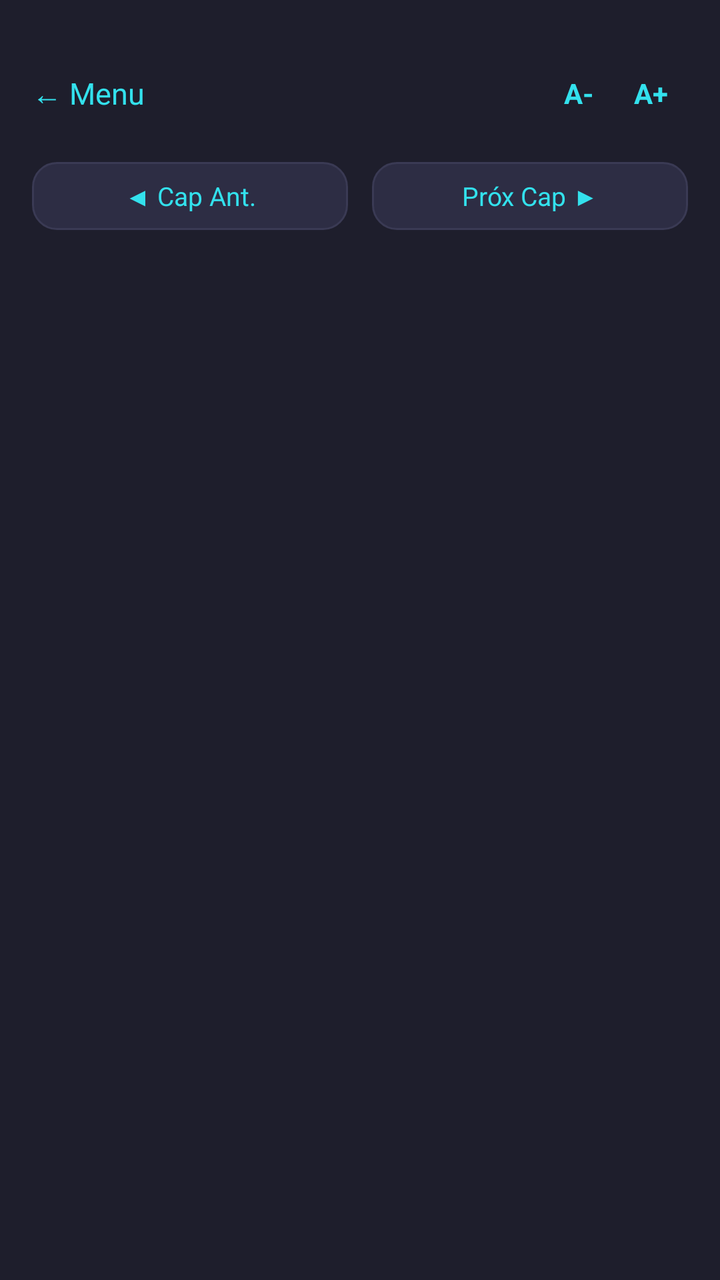
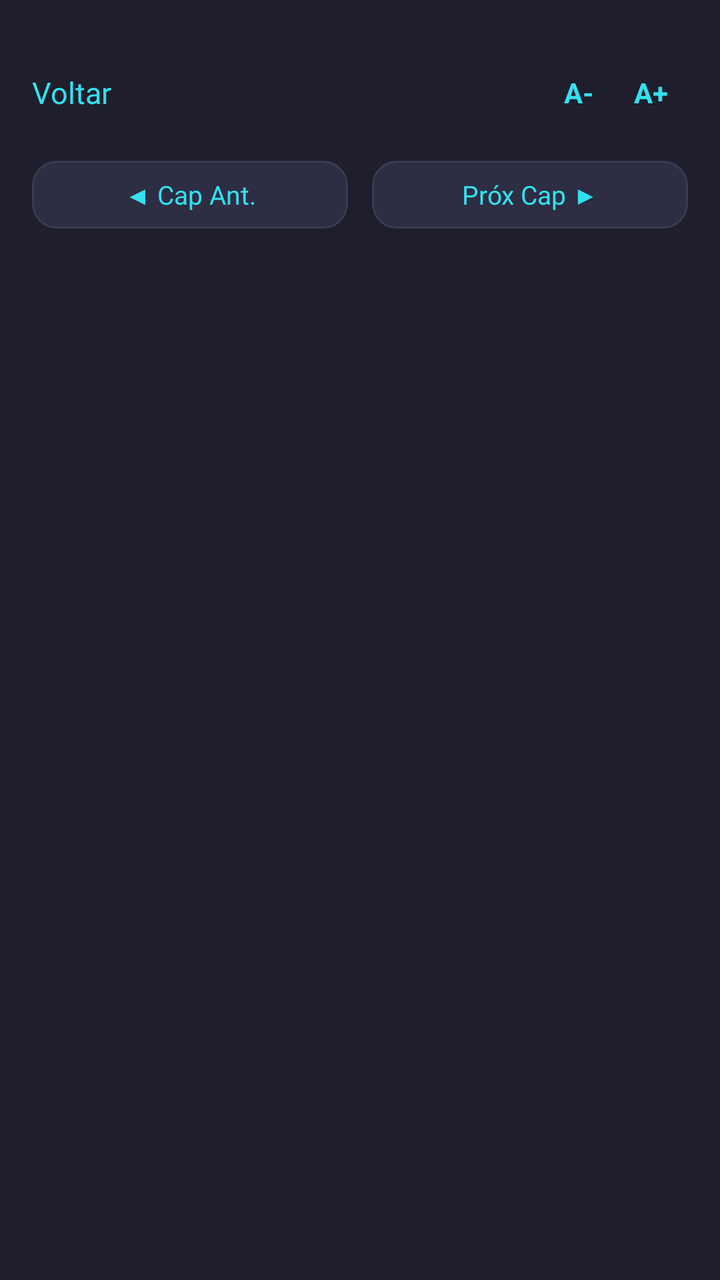

Before-and-after screenshots of an Android layout around one commit, followed by the original layout XML and the change that was made.
<!-- AndroidManifest.xml: application theme Theme.StrongBible -->
<!-- res/layout/screen_reading.xml -->
<?xml version="1.0" encoding="utf-8"?>
<LinearLayout xmlns:android="http://schemas.android.com/apk/res/android"
    android:layout_width="match_parent"
    android:layout_height="match_parent"
    android:orientation="vertical"
    android:paddingLeft="16dp"
    android:paddingTop="24dp"
    android:paddingRight="16dp"
    android:paddingBottom="16dp"
    android:background="?attr/appBackgroundColor"> <LinearLayout
        android:layout_width="match_parent"
        android:layout_height="wrap_content"
        android:orientation="horizontal"
        android:gravity="center_vertical"
        android:paddingBottom="12dp">

        <TextView
            android:id="@+id/back_btn_reading"
            android:layout_width="wrap_content"
            android:layout_height="wrap_content"
            android:text="← Menu"
            android:textColor="?attr/appColorAccent" android:textSize="15sp"
            android:paddingRight="12dp"
            android:paddingTop="12dp"
            android:paddingBottom="12dp"
            android:clickable="true"
            android:focusable="true"/>

        <TextView
            android:id="@+id/title_header_reading"
            android:layout_width="0dp"
            android:layout_height="wrap_content"
            android:layout_weight="1"
            android:textColor="?attr/appTextColorPrimary" android:textSize="18sp"
            android:gravity="center"
            android:textStyle="bold" />

        <TextView
            android:id="@+id/font_smaller"
            android:layout_width="wrap_content"
            android:layout_height="wrap_content"
            android:text="A-"
            android:textColor="?attr/appColorAccent" android:textSize="14sp"
            android:textStyle="bold"
            android:padding="10dp"
            android:clickable="true"
            android:focusable="true"/>

        <TextView
            android:id="@+id/font_bigger"
            android:layout_width="wrap_content"
            android:layout_height="wrap_content"
            android:text="A+"
            android:textColor="?attr/appColorAccent" android:textSize="14sp"
            android:textStyle="bold"
            android:padding="10dp"
            android:clickable="true"
            android:focusable="true"/>
    </LinearLayout>

    <LinearLayout
        android:layout_width="match_parent"
        android:layout_height="wrap_content"
        android:orientation="horizontal"
        android:gravity="center"
        android:paddingBottom="14dp">

        <TextView
            android:id="@+id/prev_btn"
            android:layout_width="0dp"
            android:layout_height="wrap_content"
            android:layout_weight="1"
            android:text="◀ Cap Ant."
            android:textColor="?attr/appColorAccent" android:textSize="13sp"
            android:paddingLeft="16dp"
            android:paddingTop="8dp"
            android:paddingRight="16dp"
            android:paddingBottom="8dp"
            android:background="@drawable/bg_card_border"
            android:gravity="center"
            android:clickable="true"
            android:focusable="true"/>

        <View
            android:layout_width="12dp"
            android:layout_height="1dp" />

        <TextView
            android:id="@+id/next_btn"
            android:layout_width="0dp"
            android:layout_height="wrap_content"
            android:layout_weight="1"
            android:text="Próx Cap ▶"
            android:textColor="?attr/appColorAccent" android:textSize="13sp"
            android:paddingLeft="16dp"
            android:paddingTop="8dp"
            android:paddingRight="16dp"
            android:paddingBottom="8dp"
            android:background="@drawable/bg_card_border"
            android:gravity="center"
            android:clickable="true"
            android:focusable="true"/>
    </LinearLayout>

    <ScrollView
        android:layout_width="match_parent"
        android:layout_height="0dp"
        android:layout_weight="1">

        <LinearLayout
            android:id="@+id/verses_container"
            android:layout_width="match_parent"
            android:layout_height="wrap_content"
            android:orientation="vertical" />
    </ScrollView>
</LinearLayout>
<!-- resources referenced by this layout -->
<resources>
  <!-- drawable bg_card_border (drawable) -->
  <?xml version="1.0" encoding="utf-8"?>
  <shape xmlns:android="http://schemas.android.com/apk/res/android">
      <solid android:color="?attr/appColorSurface"/>
      <corners android:radius="12dp"/>
      <stroke android:width="1dp" android:color="?attr/appColorStroke"/>
  </shape>
  <style name="Theme.StrongBible" parent="android:Theme.DeviceDefault.NoActionBar">
          <item name="appBackgroundColor">@color/brand_blue_dark</item>
          <item name="appTextColorPrimary">@color/pure_white</item>
          <item name="appColorAccent">@color/brand_blue_bright</item>
          <item name="appColorSurface">@color/surface_blue_card</item>
          <item name="appColorStroke">@color/stroke_blue</item>
          <item name="appTextColorSecondary">@color/text_secondary_blue</item>
          
          <item name="android:windowBackground">?attr/appBackgroundColor</item>
      </style>
  <color name="brand_blue_dark">#1E1E2C</color>
  <color name="pure_white">#FFFFFF</color>
  <color name="brand_blue_bright">#33E1ED</color>
  <color name="surface_blue_card">#2D2D44</color>
  <color name="stroke_blue">#3A3A54</color>
  <color name="text_secondary_blue">#9A9AB0</color>
</resources>

<!-- the commit's change to res/layout/screen_reading.xml (unified diff, before → after) -->
@@ -18,7 +18,7 @@
             android:id="@+id/back_btn_reading"
             android:layout_width="wrap_content"
             android:layout_height="wrap_content"
-            android:text="← Menu"
+            android:text="Voltar"
             android:textColor="?attr/appColorAccent" android:textSize="15sp"
             android:paddingRight="12dp"
             android:paddingTop="12dp"
<!-- resource entries referenced after the edit -->
@@ -14,7 +14,8 @@
           <item name="appColorSurface">@color/surface_blue_card</item>
           <item name="appColorStroke">@color/stroke_blue</item>
           <item name="appTextColorSecondary">@color/text_secondary_blue</item>
-          
+          <item name="appTabSelectedColor">@color/pure_white</item>
+  
           <item name="android:windowBackground">?attr/appBackgroundColor</item>
       </style>
   <color name="brand_blue_dark">#1E1E2C</color>
